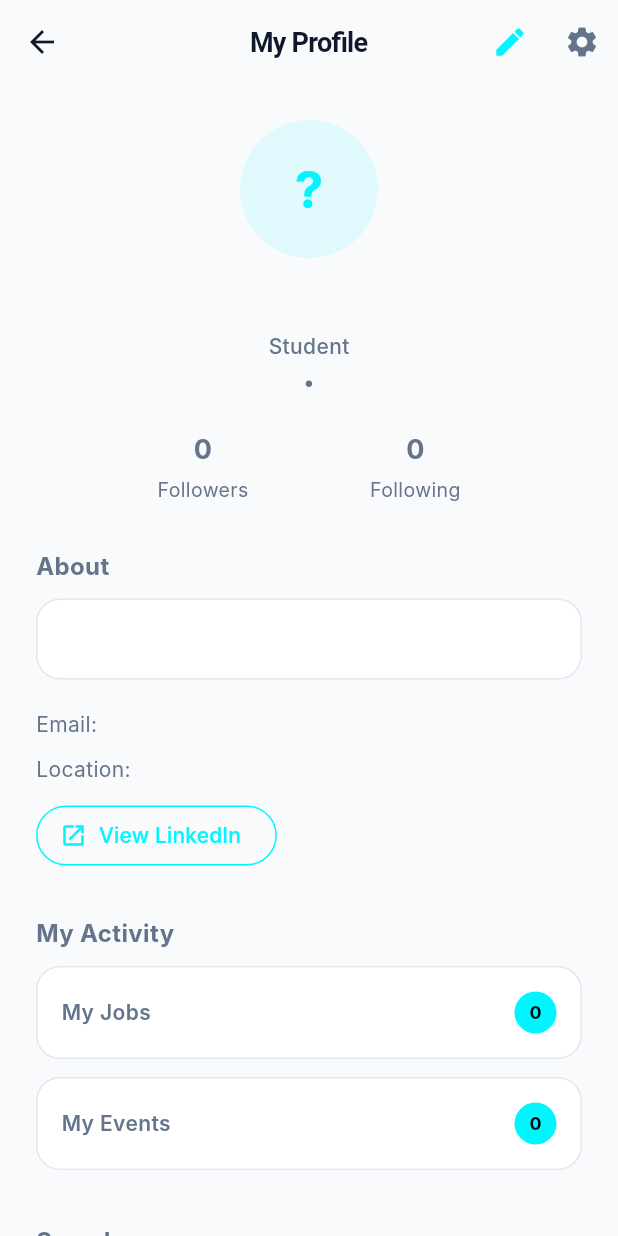
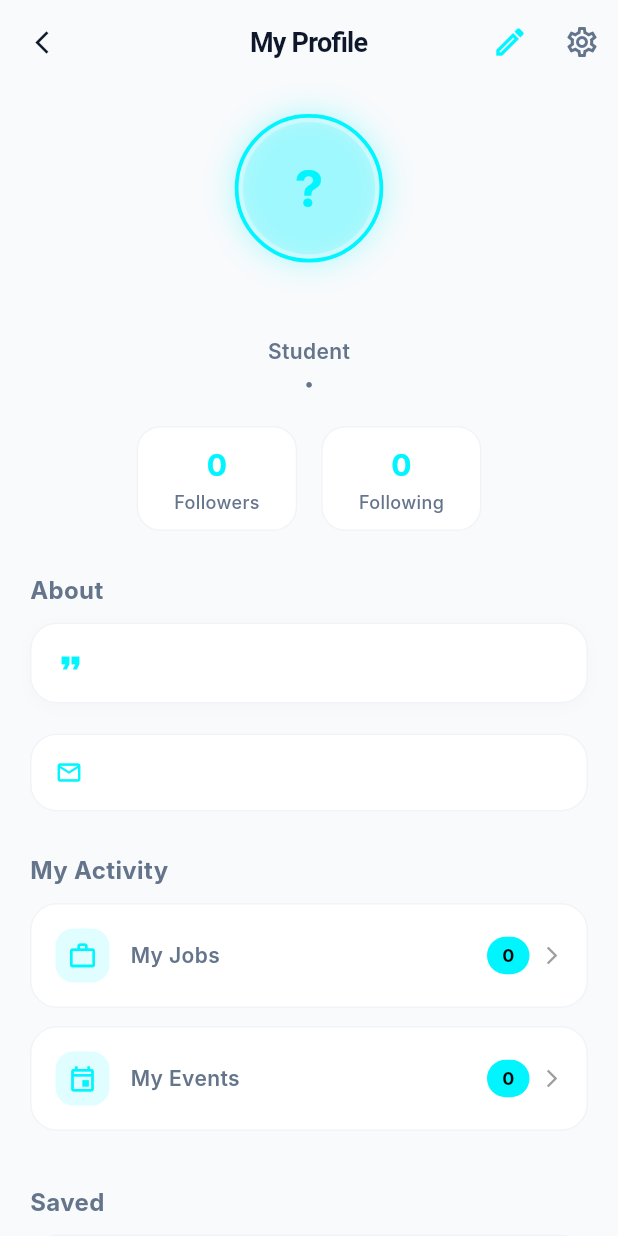
Before and after one commit to AlumniConnect-AI/Alumniconnect, a Flutter app: the ProfileScreen screen opened directly, on a phone screen of 412 x 824 dp. Run offline on Flutter 3.47's test engine with Material 3 defaults, Android fonts, the phone set to English and light mode, and no system bars; our stand-ins replace cloud_firestore, file_picker, firebase_auth, firebase_core, firebase_messaging, flutter_local_notifications and 6 more; accounts and stored records are empty; Roboto replaces fonts that are missing (Inter).

Commit message:
style: redesign ProfileScreen UI with modern neon accents while preserving all existing features

```diff
--- a/lib/screens/profile/profile_screen.dart
+++ b/lib/screens/profile/profile_screen.dart
@@ -59,24 +59,34 @@ class ProfileScreen extends StatelessWidget {
             .snapshots(),
         builder: (_, snap) {
           final count = snap.data?.docs.length ?? 0;
-          return Column(
+          return Container(
+            padding: const EdgeInsets.symmetric(horizontal: 24, vertical: 10),
+            decoration: BoxDecoration(
+              color: theme.cardColor,
+              borderRadius: BorderRadius.circular(16),
+              border: Border.all(color: theme.dividerColor.withOpacity(0.5)),
+            ),
+            child: Column(
               children: [
                 Text(
                   count.toString(),
                   style: const TextStyle(
-                  fontSize: 18,
+                    fontSize: 20,
                     fontWeight: FontWeight.bold,
+                    color: AppColors.primaryNeon,
                   ),
                 ),
-              const SizedBox(height: 4),
+                const SizedBox(height: 2),
                 Text(
                   title,
                   style: TextStyle(
                     color: theme.textTheme.bodyMedium?.color,
-                  fontSize: 13,
+                    fontSize: 12,
+                    fontWeight: FontWeight.w500,
                   ),
                 ),
               ],
+            ),
           );
         },
       ),
@@ -89,9 +99,10 @@ class ProfileScreen extends StatelessWidget {
     final theme = Theme.of(context);
 
     return Scaffold(
+      backgroundColor: theme.scaffoldBackgroundColor,
       appBar: AppBar(
         leading: IconButton(
-          icon: const Icon(Icons.arrow_back),
+          icon: const Icon(Icons.arrow_back_ios_new, size: 18),
           onPressed: () => Navigator.pushReplacementNamed(context, '/home'),
         ),
         automaticallyImplyLeading: false,
@@ -100,12 +111,13 @@ class ProfileScreen extends StatelessWidget {
           "My Profile",
           style: TextStyle(
             fontWeight: FontWeight.bold,
+            fontSize: 18,
           ),
         ),
         actions: [
           IconButton(
             tooltip: "Edit profile",
-            icon: const Icon(Icons.edit, color: AppColors.primary),
+            icon: const Icon(Icons.edit_outlined, color: AppColors.primaryNeon),
             onPressed: () {
               Navigator.push(
                 context,
@@ -117,7 +129,8 @@ class ProfileScreen extends StatelessWidget {
           ),
           IconButton(
             tooltip: "Settings",
-            icon: Icon(Icons.settings, color: theme.textTheme.bodyMedium?.color),
+            icon: Icon(Icons.settings_outlined,
+                color: theme.textTheme.bodyMedium?.color),
             onPressed: () {
               Navigator.pushNamed(context, '/settings');
             },
@@ -132,7 +145,7 @@ class ProfileScreen extends StatelessWidget {
         builder: (context, snap) {
           if (!snap.hasData) {
             return const Center(
-              child: CircularProgressIndicator(color: AppColors.primary),
+              child: CircularProgressIndicator(color: AppColors.primaryNeon),
             );
           }
 
@@ -151,7 +164,8 @@ class ProfileScreen extends StatelessWidget {
           final isStaff = rawRole.toLowerCase() == 'staff';
 
           return SingleChildScrollView(
-            padding: const EdgeInsets.all(24),
+            physics: const BouncingScrollPhysics(),
+            padding: const EdgeInsets.all(20),
             child: Column(
               crossAxisAlignment: CrossAxisAlignment.start,
               children: [
@@ -159,24 +173,43 @@ class ProfileScreen extends StatelessWidget {
                 Center(
                   child: Column(
                     children: [
-                      CircleAvatar(
-                        radius: 46,
-                        backgroundColor: AppColors.primary.withOpacity(0.1),
-                        backgroundImage: photoUrl != null && photoUrl.isNotEmpty ? NetworkImage(photoUrl) : null,
+                      Container(
+                        padding: const EdgeInsets.all(3),
+                        decoration: BoxDecoration(
+                          shape: BoxShape.circle,
+                          border: Border.all(
+                              color: AppColors.primaryNeon, width: 2.5),
+                          boxShadow: [
+                            BoxShadow(
+                              color: AppColors.primaryNeon.withOpacity(0.25),
+                              blurRadius: 16,
+                              spreadRadius: 2,
+                            ),
+                          ],
+                        ),
+                        child: CircleAvatar(
+                          radius: 44,
+                          backgroundColor:
+                              AppColors.primaryNeon.withOpacity(0.15),
+                          backgroundImage:
+                              photoUrl != null && photoUrl.isNotEmpty
+                                  ? NetworkImage(photoUrl)
+                                  : null,
                           child: (photoUrl == null || photoUrl.isEmpty)
                               ? Text(
                                   firstLetter,
                                   style: const TextStyle(
                                     fontSize: 34,
-                                color: AppColors.primary,
+                                    color: AppColors.primaryNeon,
                                     fontWeight: FontWeight.bold,
                                   ),
                                 )
                               : null,
                         ),
+                      ),
                       const SizedBox(height: 14),
 
-                      // ✅ NAME WITH VERIFICATION MARK (Only for Alumni/Staff Mentors)
+                      // NAME WITH VERIFICATION MARK
                       Row(
                         mainAxisSize: MainAxisSize.min,
                         children: [
@@ -185,18 +218,20 @@ class ProfileScreen extends StatelessWidget {
                             style: const TextStyle(
                               fontSize: 22,
                               fontWeight: FontWeight.bold,
+                              letterSpacing: -0.5,
                             ),
                           ),
                           if (isMentor && (isAlumni || isStaff)) ...[
-                            const SizedBox(width: 8),
-                            const Icon(Icons.verified, color: AppColors.primary, size: 22),
+                            const SizedBox(width: 6),
+                            const Icon(Icons.verified,
+                                color: AppColors.primaryNeon, size: 22),
                           ],
                         ],
                       ),
 
                       const SizedBox(height: 4),
 
-                      // ✅ CONDITIONAL ROLE/DESIGNATION DISPLAY
+                      // CONDITIONAL ROLE/DESIGNATION DISPLAY
                       Text(
                         isAlumni
                             ? "${userData['designation'] ?? ""} @ ${userData['company'] ?? ""}"
@@ -205,39 +240,44 @@ class ProfileScreen extends StatelessWidget {
                                 : "Student",
                         style: TextStyle(
                           color: theme.textTheme.bodyMedium?.color,
-                          fontWeight: FontWeight.w500,
+                          fontWeight: FontWeight.w600,
+                          fontSize: 14,
                         ),
                       ),
 
-                      const SizedBox(height: 4),
+                      const SizedBox(height: 3),
                       Text(
                         isStaff
                             ? (userData['department'] ?? "")
                             : "${userData['batch'] ?? ""} • ${userData['department'] ?? ""}",
                         style: TextStyle(
                           color: theme.textTheme.bodyMedium?.color,
+                          fontSize: 12,
                         ),
                       ),
 
-                      // ✅ MENTOR BADGE (Only for Alumni/Staff Mentors)
+                      // MENTOR BADGE
                       if (isMentor && (isAlumni || isStaff)) ...[
                         const SizedBox(height: 12),
                         Container(
-                          padding: const EdgeInsets.symmetric(horizontal: 12, vertical: 6),
+                          padding: const EdgeInsets.symmetric(
+                              horizontal: 14, vertical: 6),
                           decoration: BoxDecoration(
-                            color: AppColors.primary.withOpacity(0.1),
+                            color: AppColors.primaryNeon.withOpacity(0.15),
                             borderRadius: BorderRadius.circular(20),
-                            border: Border.all(color: AppColors.primary.withOpacity(0.5)),
+                            border: Border.all(
+                                color: AppColors.primaryNeon.withOpacity(0.5)),
                           ),
                           child: const Row(
                             mainAxisSize: MainAxisSize.min,
                             children: [
-                              Icon(Icons.verified_user, size: 16, color: AppColors.primary),
+                              Icon(Icons.verified_user,
+                                  size: 16, color: AppColors.primaryNeon),
                               SizedBox(width: 6),
                               Text(
                                 "Mentor",
                                 style: TextStyle(
-                                  color: AppColors.primary,
+                                  color: AppColors.primaryNeon,
                                   fontWeight: FontWeight.bold,
                                   fontSize: 12,
                                 ),
@@ -247,11 +287,11 @@ class ProfileScreen extends StatelessWidget {
                         ),
                       ],
 
-                      const SizedBox(height: 22),
+                      const SizedBox(height: 20),
 
                       // ================= FOLLOW STATS =================
                       Row(
-                        mainAxisAlignment: MainAxisAlignment.spaceEvenly,
+                        mainAxisAlignment: MainAxisAlignment.center,
                         children: [
                           _followCount(
                             context,
@@ -259,6 +299,7 @@ class ProfileScreen extends StatelessWidget {
                             uid: uid,
                             collection: "followers",
                           ),
+                          const SizedBox(width: 16),
                           _followCount(
                             context,
                             title: "Following",
@@ -271,52 +312,50 @@ class ProfileScreen extends StatelessWidget {
                   ),
                 ),
 
-                const SizedBox(height: 30),
+                const SizedBox(height: 28),
 
                 // ================= ABOUT =================
                 _sectionTitle("About"),
                 _card(
                   context,
+                  child: Row(
+                    crossAxisAlignment: CrossAxisAlignment.start,
+                    children: [
+                      const Icon(Icons.format_quote,
+                          color: AppColors.primaryNeon, size: 20),
+                      const SizedBox(width: 10),
+                      Expanded(
                         child: Text(
                           userData['bio'] ?? "No bio added",
                           style: TextStyle(
                             color: theme.textTheme.bodyMedium?.color,
                             height: 1.4,
+                            fontSize: 13,
                           ),
+                        ),
+                      ),
+                    ],
                   ),
                 ),
 
                 const SizedBox(height: 20),
 
                 // ================= CONTACT =================
-                _infoRow(context, "Email", userData['email']),
+                _infoCard(
+                  context,
+                  email: userData['email'],
+                  location: !isStaff ? userData['location'] : null,
+                  linkedin: !isStaff ? userData['linkedin'] : null,
+                ),
 
-                // Show Location & LinkedIn only if NOT Staff
-                if (!isStaff) ...[
-                  const SizedBox(height: 10),
-                  _infoRow(context, "Location", userData['location']),
-                  const SizedBox(height: 10),
-                  OutlinedButton.icon(
-                    icon: const Icon(Icons.open_in_new),
-                    label: const Text("View LinkedIn"),
-                    style: OutlinedButton.styleFrom(
-                      foregroundColor: AppColors.primary,
-                      side: const BorderSide(color: AppColors.primary),
-                      shape: RoundedRectangleBorder(
-                        borderRadius: BorderRadius.circular(30),
-                      ),
-                    ),
-                    onPressed: () => _openLink(context, userData['linkedin']),
-                  ),
-                ],
-
-                const SizedBox(height: 30),
+                const SizedBox(height: 28),
 
                 // ================= MY ACTIVITY =================
                 _sectionTitle("My Activity"),
                 _activityTile(
                   context,
                   title: "My Jobs",
+                  icon: Icons.work_outline,
                   query: FirebaseFirestore.instance
                       .collection('jobs')
                       .where('ownerId', isEqualTo: uid),
@@ -328,6 +367,7 @@ class ProfileScreen extends StatelessWidget {
                 _activityTile(
                   context,
                   title: "My Events",
+                  icon: Icons.event_outlined,
                   query: FirebaseFirestore.instance
                       .collection('events')
                       .where('ownerId', isEqualTo: uid),
@@ -344,6 +384,7 @@ class ProfileScreen extends StatelessWidget {
                 _activityTile(
                   context,
                   title: "Saved Jobs",
+                  icon: Icons.bookmark_outline,
                   query: FirebaseFirestore.instance
                       .collection('saved_jobs')
                       .where('userId', isEqualTo: uid),
@@ -355,14 +396,18 @@ class ProfileScreen extends StatelessWidget {
                 _activityTile(
                   context,
                   title: "Saved Events",
+                  icon: Icons.star_outline,
                   query: FirebaseFirestore.instance
                       .collection('saved_events')
                       .where('userId', isEqualTo: uid),
                   onTap: () => Navigator.push(
                     context,
-                    MaterialPageRoute(builder: (_) => const SavedEventsScreen()),
+                    MaterialPageRoute(
+                        builder: (_) => const SavedEventsScreen()),
                   ),
                 ),
+
+                const SizedBox(height: 16),
               ],
             ),
           );
@@ -393,24 +438,99 @@ class ProfileScreen extends StatelessWidget {
       padding: const EdgeInsets.all(16),
       decoration: BoxDecoration(
         color: theme.cardColor,
-        borderRadius: BorderRadius.circular(16),
-        border: Border.all(color: theme.dividerColor),
+        borderRadius: BorderRadius.circular(18),
+        border: Border.all(color: theme.dividerColor.withOpacity(0.5)),
+        boxShadow: [
+          BoxShadow(
+            color: Colors.black.withOpacity(0.02),
+            blurRadius: 8,
+            offset: const Offset(0, 2),
+          ),
+        ],
       ),
       child: child,
     );
   }
 
-  Widget _infoRow(BuildContext context, String label, String? value) {
+  Widget _infoCard(
+    BuildContext context, {
+    String? email,
+    String? location,
+    String? linkedin,
+  }) {
     final theme = Theme.of(context);
-    return Text(
-      "$label: ${value ?? "-"}",
-      style: TextStyle(color: theme.textTheme.bodyMedium?.color),
+    return Container(
+      width: double.infinity,
+      padding: const EdgeInsets.all(16),
+      decoration: BoxDecoration(
+        color: theme.cardColor,
+        borderRadius: BorderRadius.circular(18),
+        border: Border.all(color: theme.dividerColor.withOpacity(0.5)),
+      ),
+      child: Column(
+        crossAxisAlignment: CrossAxisAlignment.start,
+        children: [
+          Row(
+            children: [
+              const Icon(Icons.email_outlined,
+                  size: 18, color: AppColors.primaryNeon),
+              const SizedBox(width: 10),
+              Expanded(
+                child: Text(
+                  email ?? "-",
+                  style: TextStyle(
+                      color: theme.textTheme.bodyLarge?.color, fontSize: 13),
+                ),
+              ),
+            ],
+          ),
+          if (location != null && location.isNotEmpty) ...[
+            const SizedBox(height: 12),
+            Row(
+              children: [
+                const Icon(Icons.location_on_outlined,
+                    size: 18, color: AppColors.primaryNeon),
+                const SizedBox(width: 10),
+                Expanded(
+                  child: Text(
+                    location,
+                    style: TextStyle(
+                        color: theme.textTheme.bodyLarge?.color,
+                        fontSize: 13),
+                  ),
+                ),
+              ],
+            ),
+          ],
+          if (linkedin != null && linkedin.isNotEmpty) ...[
+            const SizedBox(height: 16),
+            SizedBox(
+              width: double.infinity,
+              child: OutlinedButton.icon(
+                icon: const Icon(Icons.open_in_new, size: 16),
+                label: const Text("View LinkedIn",
+                    style: TextStyle(fontWeight: FontWeight.bold, fontSize: 13)),
+                style: OutlinedButton.styleFrom(
+                  foregroundColor: AppColors.primaryNeon,
+                  side: const BorderSide(color: AppColors.primaryNeon),
+                  padding: const EdgeInsets.symmetric(vertical: 12),
+                  shape: RoundedRectangleBorder(
+                    borderRadius: BorderRadius.circular(30),
+                  ),
+                ),
+                onPressed: () => _openLink(context, linkedin),
+              ),
+            ),
+          ],
+        ],
+      ),
     );
   }
 
   Widget _activityTile(
     BuildContext context, {
     required String title,
+    required IconData icon,
     required Query query,
     VoidCallback? onTap,
   }) {
@@ -420,29 +540,46 @@ class ProfileScreen extends StatelessWidget {
       builder: (_, snap) {
         final count = snap.hasData ? snap.data!.docs.length : 0;
 
-        return InkWell(
+        return Material(
+          color: Colors.transparent,
+          child: InkWell(
             onTap: onTap,
-          borderRadius: BorderRadius.circular(16),
+            borderRadius: BorderRadius.circular(18),
             child: Container(
               margin: const EdgeInsets.only(bottom: 12),
               padding: const EdgeInsets.all(16),
               decoration: BoxDecoration(
                 color: theme.cardColor,
-              borderRadius: BorderRadius.circular(16),
-              border: Border.all(color: theme.dividerColor),
+                borderRadius: BorderRadius.circular(18),
+                border: Border.all(color: theme.dividerColor.withOpacity(0.5)),
               ),
               child: Row(
-              mainAxisAlignment: MainAxisAlignment.spaceBetween,
                 children: [
-                Text(
+                  Container(
+                    padding: const EdgeInsets.all(8),
+                    decoration: BoxDecoration(
+                      color: AppColors.primaryNeon.withOpacity(0.12),
+                      borderRadius: BorderRadius.circular(12),
+                    ),
+                    child: Icon(icon, color: AppColors.primaryNeon, size: 20),
+                  ),
+                  const SizedBox(width: 14),
+                  Expanded(
+                    child: Text(
                       title,
                       style: const TextStyle(
                         fontWeight: FontWeight.w600,
+                        fontSize: 14,
                       ),
                     ),
-                CircleAvatar(
-                  radius: 14,
-                  backgroundColor: AppColors.primary,
+                  ),
+                  Container(
+                    padding: const EdgeInsets.symmetric(
+                        horizontal: 10, vertical: 4),
+                    decoration: BoxDecoration(
+                      color: AppColors.primaryNeon,
+                      borderRadius: BorderRadius.circular(20),
+                    ),
                     child: Text(
                       count.toString(),
                       style: const TextStyle(
@@ -452,7 +589,11 @@ class ProfileScreen extends StatelessWidget {
                       ),
                     ),
                   ),
+                  const SizedBox(width: 8),
+                  const Icon(Icons.arrow_forward_ios,
+                      size: 14, color: Colors.grey),
                 ],
+              ),
             ),
           ),
         );
```
Lines whose indentation alone changed are shown as unchanged.
